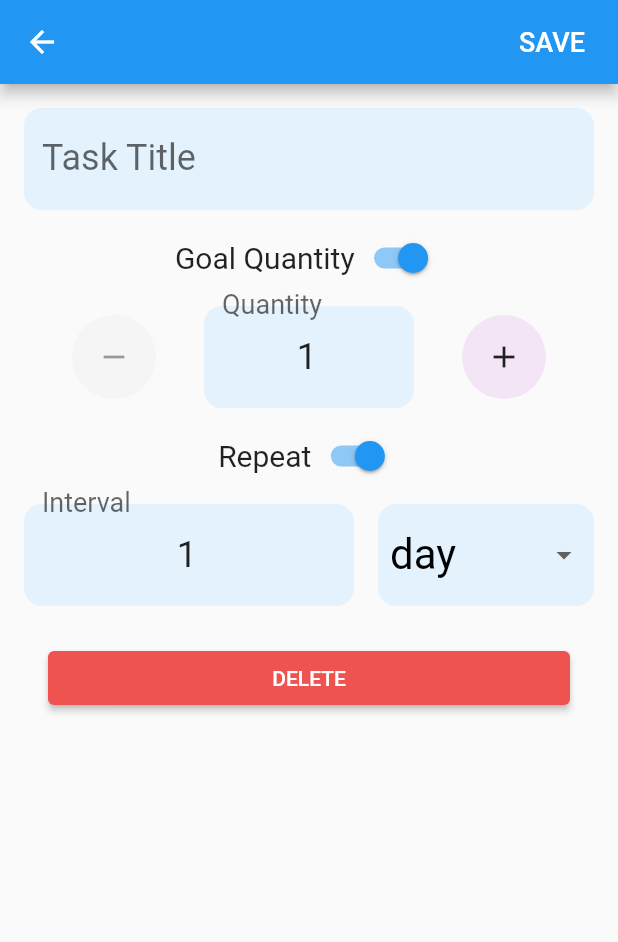
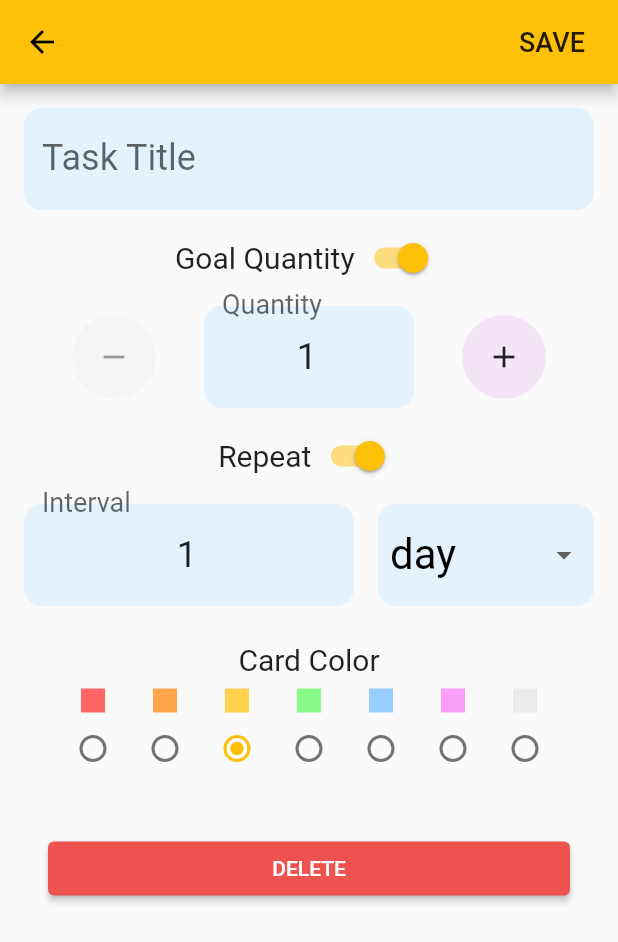
Before and after one commit to zhengkyl/habitt, a Flutter app: the CreateTaskPage screen opened by its route, on a phone screen of 412 x 824 dp. Shown: the top 942 px of the screen. Run offline on Flutter 3.47's test engine with Material 2 defaults, Android fonts, the phone set to English and light mode, and no system bars.

Commit message:
color changes

```diff
--- a/lib/create_task_page.dart
+++ b/lib/create_task_page.dart
@@ -11,6 +11,7 @@ class CreateTaskPage extends StatefulWidget {
   @override
   _CreateTaskPageState createState() => _CreateTaskPageState();
 }
+
 class _CreateTaskPageState extends State<CreateTaskPage> {
   final titleController = TextEditingController();
   final quantityController = TextEditingController(text: '1');
@@ -18,10 +19,12 @@ class _CreateTaskPageState extends State<CreateTaskPage> {
   var dropdownValue = TimeHelper.DAY;
   bool hasTaskRepeat = true;
   bool hasGoalQuantity = true;
+  ColorPair colorPair = ColorPair.YELLOW;
   @override
   void initState() {
     super.initState();
     if (widget.editedTask != null) {
+      colorPair = widget.editedTask.colorPair;
       titleController.text = widget.editedTask.title;
 
       dropdownValue = widget.editedTask.timeUnit;
@@ -43,6 +46,7 @@ class _CreateTaskPageState extends State<CreateTaskPage> {
     intervalController.dispose();
     super.dispose();
   }
+
   Widget _buildTaskTitleTextField() {
     return TextFormField(
       //validator: (t) => 'You done fucked up',
@@ -83,6 +87,7 @@ class _CreateTaskPageState extends State<CreateTaskPage> {
       ],
     );
   }
+
   Widget _buildQuantitySelectorRow() {
     return Row(
       children: <Widget>[
@@ -217,8 +222,8 @@ class _CreateTaskPageState extends State<CreateTaskPage> {
                     color: Colors.black,
                     fontSize: 28.0),
                 value: dropdownValue,
-                items:
-                    TimeHelper.timeUnits.map<DropdownMenuItem<TimeHelper>>((unit) {
+                items: TimeHelper.TIME_UNITS
+                    .map<DropdownMenuItem<TimeHelper>>((unit) {
                   return DropdownMenuItem(
                     value: unit,
                     child: Text(
@@ -248,25 +253,25 @@ class _CreateTaskPageState extends State<CreateTaskPage> {
           FlatButton(
             child: Text(
               'SAVE',
-              style: TextStyle(color: Colors.white, fontSize: 18.0),
+              style: TextStyle( fontSize: 18.0),
             ),
             shape: CircleBorder(),
             onPressed: () {
-              String title = titleController.text.trim().isNotEmpty ? titleController.text.trim() : 'Untitled Task';
+              String title = titleController.text.trim().isNotEmpty
+                  ? titleController.text.trim()
+                  : 'Untitled Task';
               int goalQuantity =
                   hasGoalQuantity ? int.parse(quantityController.text) : 0;
               int time = hasTaskRepeat ? int.parse(intervalController.text) : 0;
               TimeHelper unit = dropdownValue;
               DateTime startDate = DateTime.now();
-              //TODO add color picker / random list
-              Color color = Color(0xffffff99);
               if (widget.editedTask != null) {
                 widget.editedTask.title = title;
                 widget.editedTask.goalQuantity = goalQuantity;
                 widget.editedTask.timeCoefficient = time;
                 widget.editedTask.timeUnit = unit;
                 widget.editedTask.startDate = startDate;
-                widget.editedTask.color = color;
+                widget.editedTask.colorPair = colorPair;
                 Navigator.pop(context);
               } else {
                 Navigator.pop(
@@ -277,7 +282,7 @@ class _CreateTaskPageState extends State<CreateTaskPage> {
                     timeCoefficient: time,
                     timeUnit: unit,
                     startDate: startDate,
-                    color: color,
+                    colorPair: colorPair,
                   ),
                 );
               }
@@ -306,8 +311,42 @@ class _CreateTaskPageState extends State<CreateTaskPage> {
                   child: _buildRepeatIntervalSelector(),
                 )
               : Container(),
+          Padding(
+            padding: const EdgeInsets.only(top: 16, bottom: 8.0),
+            child: Text(
+              'Card Color',
+              textAlign: TextAlign.center,
+              style: TextStyle(
+                fontSize: 20.0,
+              ),
+            ),
+          ),
+          Row(
+            mainAxisAlignment: MainAxisAlignment.center,
+            children: ColorPair.COLOR_PAIRS
+                .map((pair) => Column(
+                      children: <Widget>[
+                        Container(
+                          width: 16,
+                          height: 16,
+                          color: pair.primaryColor,
+                        ),
+                        Radio(
+                          //title: Text(pair.title),
+                          value: pair,
+                          groupValue: colorPair,
+                          onChanged: (ColorPair value) {
+                            setState(() {
+                              colorPair = value;
+                            });
+                          },
+                        ),
+                      ],
+                    ))
+                .toList(),
+          ),
           Container(
-            margin: EdgeInsets.all(16.0),
+            margin: EdgeInsets.only(left: 16.0, right: 16, top: 32),
             child: RaisedButton(
               child: Text(
                 'DELETE',
@@ -320,10 +359,35 @@ class _CreateTaskPageState extends State<CreateTaskPage> {
                   borderRadius: BorderRadius.circular(4.0)),
               color: Colors.red[400],
               onPressed: () {
-                Navigator.pop(
-                  context,
-                  widget.editedTask,
-                );
+                showDialog(
+                  context: context,
+                  builder: (context) {
+                    return AlertDialog(
+                      title: Text('Delete this task?'),
+                      content: Text('Do you really want to delete this task?'),
+                      actions: <Widget>[
+                        FlatButton(
+                          child: Text('Yeet it'),
+                          onPressed: () {
+                            //Here is some quality code
+                            Navigator.pop(
+                              context,
+                            );
+                            Navigator.pop(
+                              context,
+                              widget.editedTask,
+                            );
+                          },
+                        ),
+                        FlatButton(
+                          child: Text('wait no'),
+                          onPressed: () {
+                            Navigator.pop(context);
+                          },
+                        ),
+                      ],
+                    );
+                  });
               },
             ),
           ),
--- a/lib/task.dart
+++ b/lib/task.dart
@@ -1,23 +1,25 @@
 import 'package:flutter/material.dart';
 
-// class TaskItem extends StatefulWidget {
-//   @override
-//   _TaskItemState createState() => _TaskItemState();
-// }
+class ColorPair{
+  final Color primaryColor;
+  final Color secondaryColor;
+  final String title;
 
-// class _TaskItemState extends State<TaskItem> {
-//   @override
-//   Widget build(BuildContext context) {
-//     return Container();
-//   }
-// }
-// class TaskMessage{
-//   final Task task;
-//   final TaskStatus taskStatus;
-//   TaskMessage({this.task, this.taskStatus});
-// }
+  const ColorPair._internal(this.primaryColor, this.secondaryColor, this.title);
 
-// enum TaskStatus{CREATE, DELETE}
+  static const RED = ColorPair._internal(const Color(0xffff6666),const Color(0xffff3333), 'Red');
+  static const ORANGE = ColorPair._internal(const Color(0xffffa64d),const Color(0xffff8000),  'Orange');
+  static const YELLOW = ColorPair._internal(const Color(0xffffd24d),const Color(0xffffbf00),  'Yellow');
+  static const GREEN = ColorPair._internal( const Color(0xff86f986),const Color(0xff55f655),'Green');
+  static const BLUE = ColorPair._internal(const Color(0xff99ccff),const Color(0xff4da6ff),  'Blue');
+  static const PURPLE = ColorPair._internal(const Color(0xfffa9efa), const Color(0xfff655f6), 'Purple');
+  static const WHITE = ColorPair._internal(const Color(0xffececec), const Color(0xffd9d9d9), 'White');
+
+  static const COLOR_PAIRS =[
+    RED, ORANGE, YELLOW, GREEN, BLUE, PURPLE, WHITE,
+  ];
+}
+
 
 class Task {
   String title;
@@ -32,7 +34,7 @@ class Task {
 
   DateTime resetDate;
 
-  Color color;
+  ColorPair colorPair;
   int streak = 0;
 
   Task({
@@ -41,13 +43,12 @@ class Task {
     @required this.timeCoefficient,
     @required this.timeUnit,
     @required this.startDate,
-    @required this.color,
+    @required this.colorPair,
   }) {
     resetDate = startDate;
   }
 
   void setNextResetDate() {
-
     if(completedQuantity < goalQuantity){
       streak=0;
     }
@@ -66,7 +67,7 @@ class Task {
           }
 
           ///Datetime.month is 1 based index, so add 1 to get proper list item
-          int resetMonthLength = TimeHelper.monthLengths[resetMonth + 1];
+          int resetMonthLength = TimeHelper.MONTH_LENGTHS[resetMonth + 1];
           if (resetDate.day > resetMonthLength) {
             if (resetDate.day == 29 && resetYear % 4 == 0) {
               resetDay = 29;
@@ -152,7 +153,7 @@ class TimeHelper {
   static const YEAR =
       const TimeHelper._internal('year', NonStandardTimeUnit.YEAR);
 
-  static const timeUnits = [
+  static const TIME_UNITS = [
     HOUR,
     DAY,
     WEEK,
@@ -160,7 +161,7 @@ class TimeHelper {
     YEAR,
   ];
 
-  static const monthLengths = [
+  static const MONTH_LENGTHS = [
     31, //January
     28, //February
     31, //March
@@ -174,11 +175,4 @@ class TimeHelper {
     30, //November
     31, //December
   ];
-  // static const SUNDAY = const TimeUnit._internal('Sunday', DateTime.sunday);
-  // static const MONDAY = const TimeUnit._internal('Monday',DateTime.monday);
-  // static const TUESDAY = const TimeUnit._internal('Tuesday',DateTime.tuesday);
-  // static const WEDNESDAY = const TimeUnit._internal('Wednesday',DateTime.wednesday);
-  // static const THURSDAY = const TimeUnit._internal('Thursday',DateTime.thursday);
-  // static const FRIEDAY = const TimeUnit._internal('Friday',DateTime.friday);
-  // static const SATURDAY = const TimeUnit._internal('Saturday',DateTime.saturday);
 }
--- a/lib/task_list_page.dart
+++ b/lib/task_list_page.dart
@@ -55,7 +55,7 @@ class _TaskListPageState extends State<TaskListPage> {
 
   Widget _buildTaskItem(BuildContext context, Task task) {
     return Card(
-      color: task.color,
+      color: task.isComplete ? task.colorPair.secondaryColor : task.colorPair.primaryColor,
       clipBehavior: Clip.antiAlias,
       // constraints: BoxConstraints.loose(Size(1000, 1000)),
       // decoration: BoxDecoration(
@@ -75,8 +75,8 @@ class _TaskListPageState extends State<TaskListPage> {
                         child: FlatButton(
                           shape: RoundedRectangleBorder(
                               borderRadius: BorderRadius.zero),
-                          color: Colors.lightBlueAccent,
-                          child: Icon(Icons.add),
+                          color: Colors.grey[300],
+                          child: Icon(Icons.add,),
                           onPressed: () {
                             setState(() {
                               task.doTask();
@@ -89,8 +89,8 @@ class _TaskListPageState extends State<TaskListPage> {
                         child: FlatButton(
                           shape: RoundedRectangleBorder(
                               borderRadius: BorderRadius.zero),
-                          color: Colors.redAccent,
-                          child: Icon(Icons.remove),
+                          color: Colors.black38,
+                          child: Icon(Icons.remove, color: Colors.white,),
                           onPressed: () {
                             setState(() {
                               task.undoTask();
@@ -103,7 +103,7 @@ class _TaskListPageState extends State<TaskListPage> {
               Expanded(
                   flex: 1,
                   child: Container(
-                    color: Colors.yellow[200],
+                    color: task.colorPair.secondaryColor,
                     child: Stack(
                         alignment: AlignmentDirectional.center,
                         children: <Widget>[
@@ -146,14 +146,14 @@ class _TaskListPageState extends State<TaskListPage> {
                           'by ${DateFormat('MMM d, y').format(task.resetDate)}',
                           style: TextStyle(
                             fontSize: 16,
-                            color: Colors.grey,
+                            color: Colors.black54,
                           ),
                         ),
                         Text(
                           '${task.resetDate.hour}:${task.resetDate.minute.toString().padLeft(2, '0')}${task.resetDate.hour < 12 ? 'am' : 'pm'}',
                           style: TextStyle(
                             fontSize: 16,
-                            color: Colors.grey,
+                            color: Colors.black54,
                           ),
                         ),
                       ]),
```
Also changed, not shown: lib/main.dart (+2 -31 lines), 1 other file.
